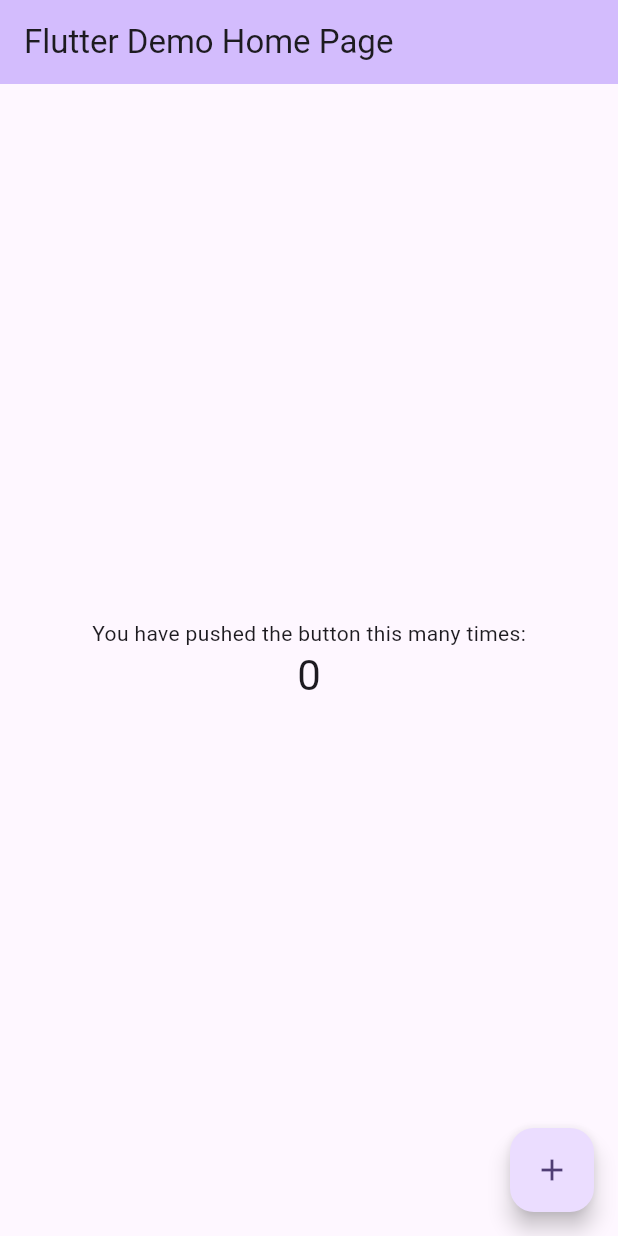
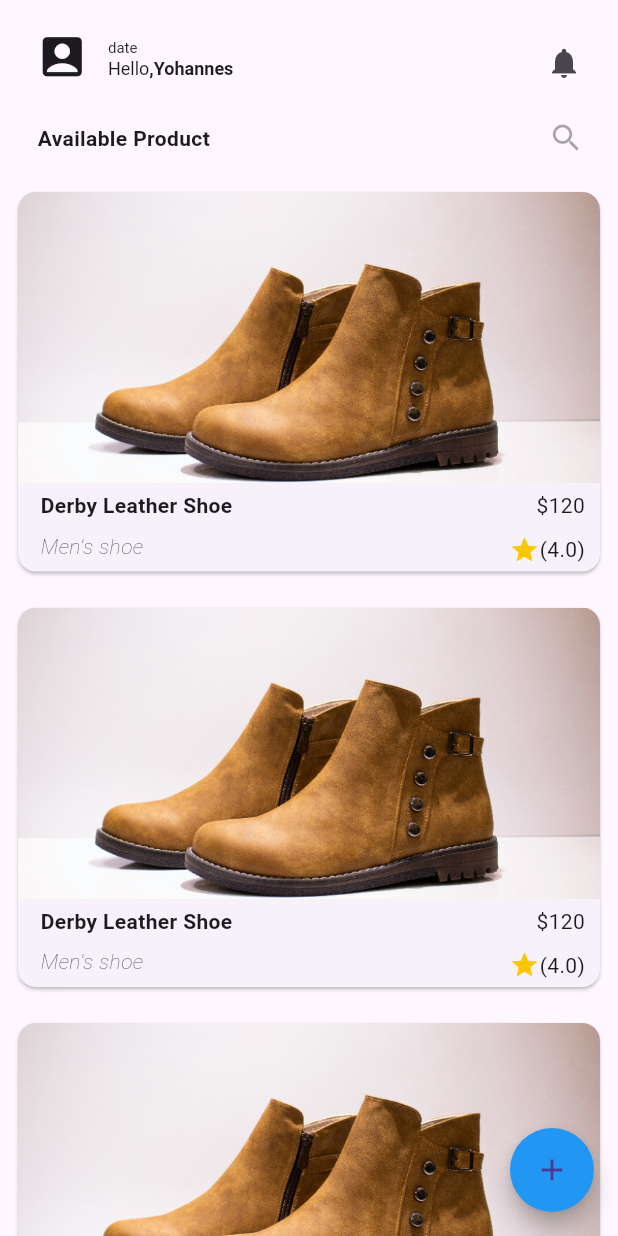
Before and after one commit to mulukenhailu/2024-project-phase-mobile-tasks, a Flutter app: the screen it shows after launch, on a phone screen of 412 x 824 dp. Run offline on Flutter 3.47's test engine with Material 3 defaults, Android fonts, the phone set to English and light mode, and no system bars.

Commit message:
page-1 partially done

```diff
--- /dev/null
+++ b/on-boarding/mobile/task_6/lib/app.dart
@@ -0,0 +1,25 @@
+import 'package:flutter/material.dart';
+import 'page_1.dart';
+import 'page_2.dart';
+import 'page_3.dart';
+import 'page_4.dart';
+
+void main() {
+  runApp(const MyApp());
+}
+
+class MyApp extends StatelessWidget {
+  const MyApp({super.key});
+
+  // This widget is the root of your application.
+  @override
+  Widget build(BuildContext context) {
+    return MaterialApp(
+      title: 'Task-6',
+      initialRoute: "/page_1",
+      debugShowCheckedModeBanner: false,
+      routes: {"/page_1": (BuildContext context) => const Page1()},
+      theme: ThemeData.light(useMaterial3: true),
+    );
+  }
+}
--- a/on-boarding/mobile/task_6/lib/main.dart
+++ b/on-boarding/mobile/task_6/lib/main.dart
@@ -1,125 +1,4 @@
 import 'package:flutter/material.dart';
+import 'app.dart';
 
-void main() {
-  runApp(const MyApp());
-}
-
-class MyApp extends StatelessWidget {
-  const MyApp({super.key});
-
-  // This widget is the root of your application.
-  @override
-  Widget build(BuildContext context) {
-    return MaterialApp(
-      title: 'Flutter Demo',
-      theme: ThemeData(
-        // This is the theme of your application.
-        //
-        // TRY THIS: Try running your application with "flutter run". You'll see
-        // the application has a purple toolbar. Then, without quitting the app,
-        // try changing the seedColor in the colorScheme below to Colors.green
-        // and then invoke "hot reload" (save your changes or press the "hot
-        // reload" button in a Flutter-supported IDE, or press "r" if you used
-        // the command line to start the app).
-        //
-        // Notice that the counter didn't reset back to zero; the application
-        // state is not lost during the reload. To reset the state, use hot
-        // restart instead.
-        //
-        // This works for code too, not just values: Most code changes can be
-        // tested with just a hot reload.
-        colorScheme: ColorScheme.fromSeed(seedColor: Colors.deepPurple),
-        useMaterial3: true,
-      ),
-      home: const MyHomePage(title: 'Flutter Demo Home Page'),
-    );
-  }
-}
-
-class MyHomePage extends StatefulWidget {
-  const MyHomePage({super.key, required this.title});
-
-  // This widget is the home page of your application. It is stateful, meaning
-  // that it has a State object (defined below) that contains fields that affect
-  // how it looks.
-
-  // This class is the configuration for the state. It holds the values (in this
-  // case the title) provided by the parent (in this case the App widget) and
-  // used by the build method of the State. Fields in a Widget subclass are
-  // always marked "final".
-
-  final String title;
-
-  @override
-  State<MyHomePage> createState() => _MyHomePageState();
-}
-
-class _MyHomePageState extends State<MyHomePage> {
-  int _counter = 0;
-
-  void _incrementCounter() {
-    setState(() {
-      // This call to setState tells the Flutter framework that something has
-      // changed in this State, which causes it to rerun the build method below
-      // so that the display can reflect the updated values. If we changed
-      // _counter without calling setState(), then the build method would not be
-      // called again, and so nothing would appear to happen.
-      _counter++;
-    });
-  }
-
-  @override
-  Widget build(BuildContext context) {
-    // This method is rerun every time setState is called, for instance as done
-    // by the _incrementCounter method above.
-    //
-    // The Flutter framework has been optimized to make rerunning build methods
-    // fast, so that you can just rebuild anything that needs updating rather
-    // than having to individually change instances of widgets.
-    return Scaffold(
-      appBar: AppBar(
-        // TRY THIS: Try changing the color here to a specific color (to
-        // Colors.amber, perhaps?) and trigger a hot reload to see the AppBar
-        // change color while the other colors stay the same.
-        backgroundColor: Theme.of(context).colorScheme.inversePrimary,
-        // Here we take the value from the MyHomePage object that was created by
-        // the App.build method, and use it to set our appbar title.
-        title: Text(widget.title),
-      ),
-      body: Center(
-        // Center is a layout widget. It takes a single child and positions it
-        // in the middle of the parent.
-        child: Column(
-          // Column is also a layout widget. It takes a list of children and
-          // arranges them vertically. By default, it sizes itself to fit its
-          // children horizontally, and tries to be as tall as its parent.
-          //
-          // Column has various properties to control how it sizes itself and
-          // how it positions its children. Here we use mainAxisAlignment to
-          // center the children vertically; the main axis here is the vertical
-          // axis because Columns are vertical (the cross axis would be
-          // horizontal).
-          //
-          // TRY THIS: Invoke "debug painting" (choose the "Toggle Debug Paint"
-          // action in the IDE, or press "p" in the console), to see the
-          // wireframe for each widget.
-          mainAxisAlignment: MainAxisAlignment.center,
-          children: <Widget>[
-            const Text(
-              'You have pushed the button this many times:',
-            ),
-            Text(
-              '$_counter',
-              style: Theme.of(context).textTheme.headlineMedium,
-            ),
-          ],
-        ),
-      ),
-      floatingActionButton: FloatingActionButton(
-        onPressed: _incrementCounter,
-        tooltip: 'Increment',
-        child: const Icon(Icons.add),
-      ), // This trailing comma makes auto-formatting nicer for build methods.
-    );
-  }
-}
+void main() => runApp(const MyApp());
--- /dev/null
+++ b/on-boarding/mobile/task_6/lib/page_1.dart
@@ -0,0 +1,312 @@
+import 'package:flutter/material.dart';
+
+class Page1 extends StatelessWidget {
+  const Page1({super.key});
+
+  @override
+  Widget build(BuildContext context) {
+    return Scaffold(
+      appBar: AppBar(
+        leading: const Padding(
+          padding: EdgeInsets.fromLTRB(24, 20, 24, 3),
+          child: Icon(
+            Icons.account_box_rounded,
+            size: 35,
+          ),
+        ),
+        title: const Padding(
+          padding: EdgeInsets.only(top: 22),
+          child: Column(
+            children: [
+              Row(
+                mainAxisAlignment: MainAxisAlignment.start,
+                children: [
+                  Text(
+                    "date",
+                    style: TextStyle(fontSize: 10),
+                  ),
+                ],
+              ),
+              Row(
+                mainAxisAlignment: MainAxisAlignment.start,
+                children: [
+                  Text(
+                    "Hello",
+                    style: TextStyle(fontSize: 12),
+                  ),
+                  Text(
+                    ",Yohannes",
+                    style: TextStyle(fontSize: 12, fontWeight: FontWeight.bold),
+                  ),
+                ],
+              )
+            ],
+          ),
+        ),
+        actions: const [
+          Padding(
+            padding: EdgeInsets.fromLTRB(24, 30, 24, 10),
+            child: Icon(
+              Icons.notifications,
+            ),
+          )
+        ],
+      ),
+      body: SingleChildScrollView(
+        child: Column(
+          children: [
+            const Padding(
+              padding: EdgeInsets.fromLTRB(25.0, 12, 0, 0),
+              child: Row(
+                mainAxisAlignment: MainAxisAlignment.spaceBetween,
+                children: [
+                  Text(
+                    "Available Product",
+                    style: TextStyle(fontWeight: FontWeight.bold),
+                    textAlign: TextAlign.start,
+                  ),
+                  IconButton(
+                    icon: Icon(Icons.search),
+                    padding: EdgeInsets.only(right: 21),
+                    onPressed: null,
+                  ),
+                ],
+              ),
+            ),
+            Padding(
+              padding: const EdgeInsets.all(8.0),
+              child: Card(
+                clipBehavior: Clip.antiAlias,
+                child: Column(
+                  mainAxisAlignment: MainAxisAlignment.start,
+                  children: [
+                    AspectRatio(
+                      aspectRatio: 10 / 5,
+                      child: Image.asset(
+                        "assets/images/shoe.png",
+                        fit: BoxFit.fitWidth,
+                      ),
+                    ),
+                    const Padding(
+                      padding: EdgeInsets.only(left: 15),
+                      child: Column(
+                        mainAxisAlignment: MainAxisAlignment.start,
+                        children: [
+                          Row(
+                            mainAxisAlignment: MainAxisAlignment.spaceBetween,
+                            children: [
+                              Padding(
+                                padding: EdgeInsets.fromLTRB(0, 5, 10, 0),
+                                child: Text(
+                                  "Derby Leather Shoe",
+                                  style: TextStyle(fontWeight: FontWeight.bold),
+                                  textAlign: TextAlign.start,
+                                ),
+                              ),
+                              Padding(
+                                padding: EdgeInsets.fromLTRB(0, 5, 10, 0),
+                                child: Text("\$120"),
+                              )
+                            ],
+                          ),
+                          Row(
+                            mainAxisAlignment: MainAxisAlignment.spaceBetween,
+                            children: [
+                              Padding(
+                                padding: EdgeInsets.fromLTRB(0, 7, 0, 7),
+                                child: Text(
+                                  "Men's shoe",
+                                  style: TextStyle(
+                                      fontStyle: FontStyle.italic,
+                                      fontWeight: FontWeight.w100),
+                                ),
+                              ),
+                              Padding(
+                                padding: EdgeInsets.fromLTRB(0, 5, 10, 0),
+                                child: Row(
+                                  mainAxisAlignment: MainAxisAlignment.start,
+                                  children: [
+                                    Icon(
+                                      Icons.star,
+                                      size: 20,
+                                      color: Color.fromARGB(255, 252, 198, 0),
+                                    ),
+                                    Text(
+                                      "(4.0)",
+                                      style: TextStyle(
+                                          fontWeight: FontWeight.w400),
+                                    ),
+                                  ],
+                                ),
+                              ),
+                            ],
+                          )
+                        ],
+                      ),
+                    ),
+                  ],
+                ),
+              ),
+            ),
+            Padding(
+              padding: const EdgeInsets.all(8),
+              child: Card(
+                clipBehavior: Clip.antiAlias,
+                child: Column(
+                  mainAxisAlignment: MainAxisAlignment.start,
+                  children: [
+                    AspectRatio(
+                      aspectRatio: 20 / 10,
+                      child: Image.asset(
+                        "assets/images/shoe.png",
+                        fit: BoxFit.fitWidth,
+                      ),
+                    ),
+                    const Padding(
+                      padding: EdgeInsets.only(left: 15),
+                      child: Column(
+                        mainAxisAlignment: MainAxisAlignment.start,
+                        children: [
+                          Row(
+                            mainAxisAlignment: MainAxisAlignment.spaceBetween,
+                            children: [
+                              Padding(
+                                padding: EdgeInsets.fromLTRB(0, 5, 10, 0),
+                                child: Text(
+                                  "Derby Leather Shoe",
+                                  style: TextStyle(fontWeight: FontWeight.bold),
+                                  textAlign: TextAlign.start,
+                                ),
+                              ),
+                              Padding(
+                                padding: EdgeInsets.fromLTRB(0, 5, 10, 0),
+                                child: Text("\$120"),
+                              )
+                            ],
+                          ),
+                          Row(
+                            mainAxisAlignment: MainAxisAlignment.spaceBetween,
+                            children: [
+                              Padding(
+                                padding: EdgeInsets.fromLTRB(0, 7, 0, 7),
+                                child: Text(
+                                  "Men's shoe",
+                                  style: TextStyle(
+                                      fontStyle: FontStyle.italic,
+                                      fontWeight: FontWeight.w100),
+                                ),
+                              ),
+                              Padding(
+                                padding: EdgeInsets.fromLTRB(0, 5, 10, 0),
+                                child: Row(
+                                  mainAxisAlignment: MainAxisAlignment.start,
+                                  children: [
+                                    Icon(
+                                      Icons.star,
+                                      size: 20,
+                                      color: Color.fromARGB(255, 252, 198, 0),
+                                    ),
+                                    Text(
+                                      "(4.0)",
+                                      style: TextStyle(
+                                          fontWeight: FontWeight.w400),
+                                    ),
+                                  ],
+                                ),
+                              ),
+                            ],
+                          )
+                        ],
+                      ),
+                    ),
+                  ],
+                ),
+              ),
+            ),
+            Padding(
+              padding: const EdgeInsets.all(8),
+              child: Card(
+                clipBehavior: Clip.antiAlias,
+                child: Column(
+                  mainAxisAlignment: MainAxisAlignment.start,
+                  children: [
+                    AspectRatio(
+                      aspectRatio: 20 / 10,
+                      child: Image.asset(
+                        "assets/images/shoe.png",
+                        fit: BoxFit.fitWidth,
+                      ),
+                    ),
+                    const Padding(
+                      padding: EdgeInsets.only(left: 15),
+                      child: Column(
+                        mainAxisAlignment: MainAxisAlignment.start,
+                        children: [
+                          Row(
+                            mainAxisAlignment: MainAxisAlignment.spaceBetween,
+                            children: [
+                              Padding(
+                                padding: EdgeInsets.fromLTRB(0, 5, 10, 0),
+                                child: Text(
+                                  "Derby Leather Shoe",
+                                  style: TextStyle(fontWeight: FontWeight.bold),
+                                  textAlign: TextAlign.start,
+                                ),
+                              ),
+                              Padding(
+                                padding: EdgeInsets.fromLTRB(0, 5, 10, 0),
+                                child: Text("\$120"),
+                              )
+                            ],
+                          ),
+                          Row(
+                            mainAxisAlignment: MainAxisAlignment.spaceBetween,
+                            children: [
+                              Padding(
+                                padding: EdgeInsets.fromLTRB(0, 7, 0, 7),
+                                child: Text(
+                                  "Men's shoe",
+                                  style: TextStyle(
+                                      fontStyle: FontStyle.italic,
+                                      fontWeight: FontWeight.w100),
+                                ),
+                              ),
+                              Padding(
+                                padding: EdgeInsets.fromLTRB(0, 5, 10, 0),
+                                child: Row(
+                                  mainAxisAlignment: MainAxisAlignment.start,
+                                  children: [
+                                    Icon(
+                                      Icons.star,
+                                      size: 20,
+                                      color: Color.fromARGB(255, 252, 198, 0),
+                                    ),
+                                    Text(
+                                      "(4.0)",
+                                      style: TextStyle(
+                                          fontWeight: FontWeight.w400),
+                                    ),
+                                  ],
+                                ),
+                              ),
+                            ],
+                          )
+                        ],
+                      ),
+                    ),
+                  ],
+                ),
+              ),
+            ),
+          ],
+        ),
+      ),
+      floatingActionButton: FloatingActionButton(
+        onPressed: () {},
+        backgroundColor: Colors.blue,
+        shape: RoundedRectangleBorder(borderRadius: BorderRadius.circular(100)),
+        child: const Icon(Icons.add),
+      ),
+    );
+  }
+}
--- a/on-boarding/mobile/task_6/pubspec.yaml
+++ b/on-boarding/mobile/task_6/pubspec.yaml
@@ -59,9 +59,8 @@ flutter:
   uses-material-design: true
 
   # To add assets to your application, add an assets section, like this:
-  # assets:
-  #   - images/a_dot_burr.jpeg
-  #   - images/a_dot_ham.jpeg
+  assets:
+    - assets/images/
 
   # An image asset can refer to one or more resolution-specific "variants", see
   # https://flutter.dev/assets-and-images/#resolution-aware
```
Also changed, not shown: on-boarding/mobile/task_6/assets/images/shoe.png (added), on-boarding/mobile/task_6/lib/page_2.dart (added), on-boarding/mobile/task_6/lib/page_3.dart (added), on-boarding/mobile/task_6/lib/page_4.dart (added), 1 other file.
